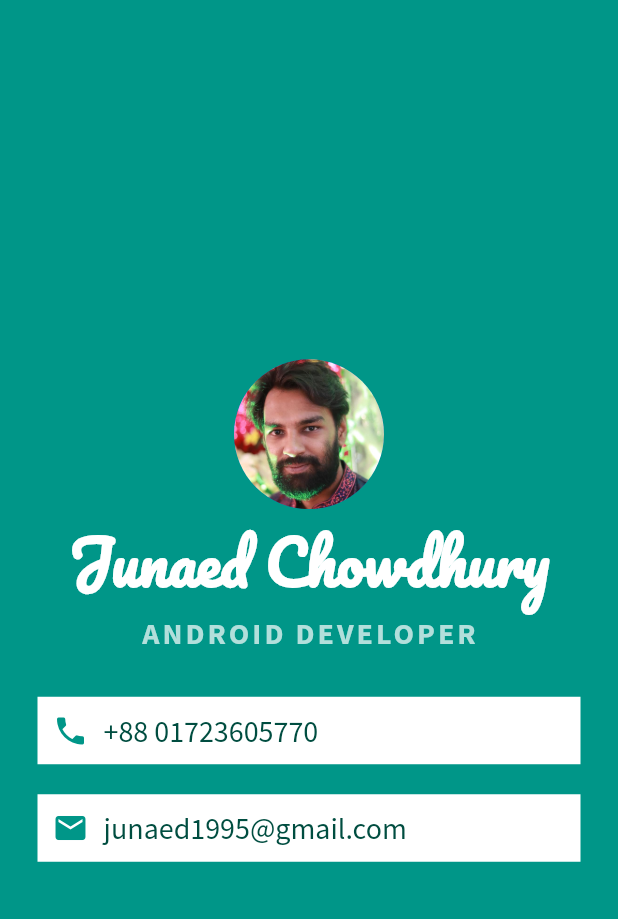
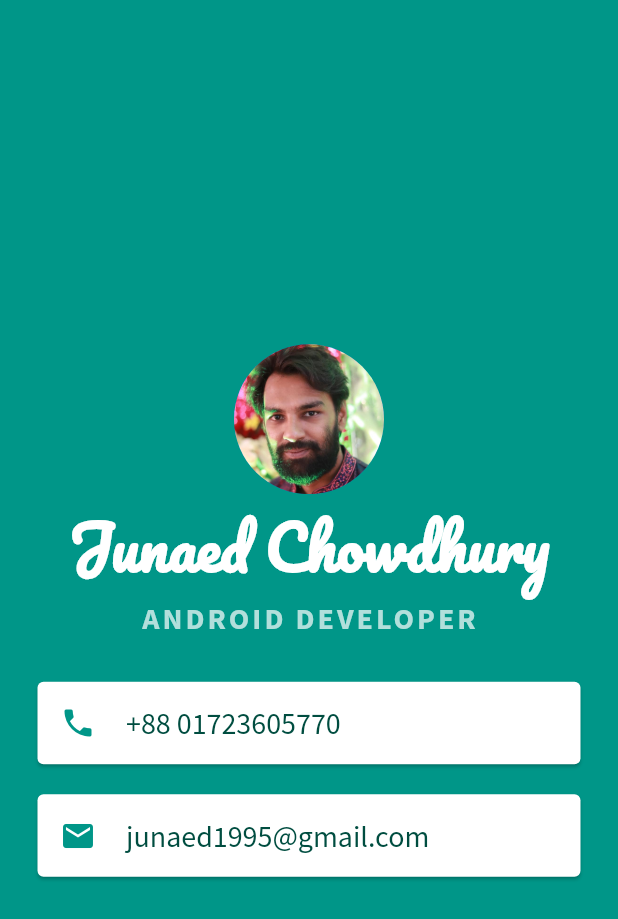
Before and after one commit to Junaed29/card_flutter, a Flutter app: the screen it shows after launch, on a phone screen of 412 x 824 dp. Shown: the top 919 px of the screen. Run offline on Flutter 3.47's test engine with Material 2 defaults, Android fonts, the phone set to English and light mode, and no system bars.

Commit message:
* Ui with Card and Row

```diff
--- a/lib/main.dart
+++ b/lib/main.dart
@@ -40,11 +40,12 @@ class MyApp extends StatelessWidget {
                   fontWeight: FontWeight.bold,
                 ),
               ),
-              Container(
+              Card(
                 color: Colors.white,
                 margin: const EdgeInsets.only(
                     top: 30, bottom: 10, left: 25, right: 25),
-                padding: EdgeInsets.all(10.0),
+                child: Padding(
+                  padding: const EdgeInsets.all(15.0),
                   child: Row(
                     children: [
                       const Icon(
@@ -52,7 +53,7 @@ class MyApp extends StatelessWidget {
                         color: Colors.teal,
                       ),
                       const SizedBox(
-                      width: 10.0,
+                        width: 20.0,
                       ),
                       Text(
                         "+88 01723605770",
@@ -65,11 +66,13 @@ class MyApp extends StatelessWidget {
                     ],
                   ),
                 ),
-              Container(
+              ),
+              Card(
                 color: Colors.white,
                 margin: const EdgeInsets.symmetric(
                     vertical: 10.0, horizontal: 25.0),
-                padding: const EdgeInsets.all(10.0),
+                child: Padding(
+                  padding: const EdgeInsets.all(15.0),
                   child: Row(
                     children: [
                       const Icon(
@@ -77,7 +80,7 @@ class MyApp extends StatelessWidget {
                         color: Colors.teal,
                       ),
                       const SizedBox(
-                      width: 10.0,
+                        width: 20.0,
                       ),
                       Text(
                         "junaed1995@gmail.com",
@@ -90,6 +93,7 @@ class MyApp extends StatelessWidget {
                     ],
                   ),
                 ),
+              ),
             ],
           ),
         ),
```
Lines whose indentation alone changed are shown as unchanged.
